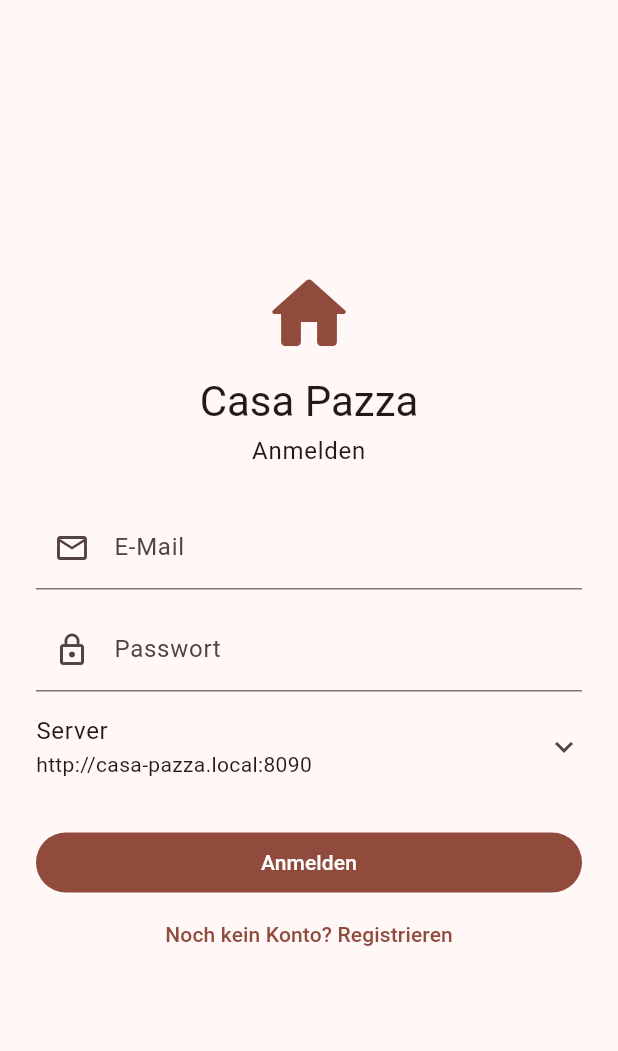
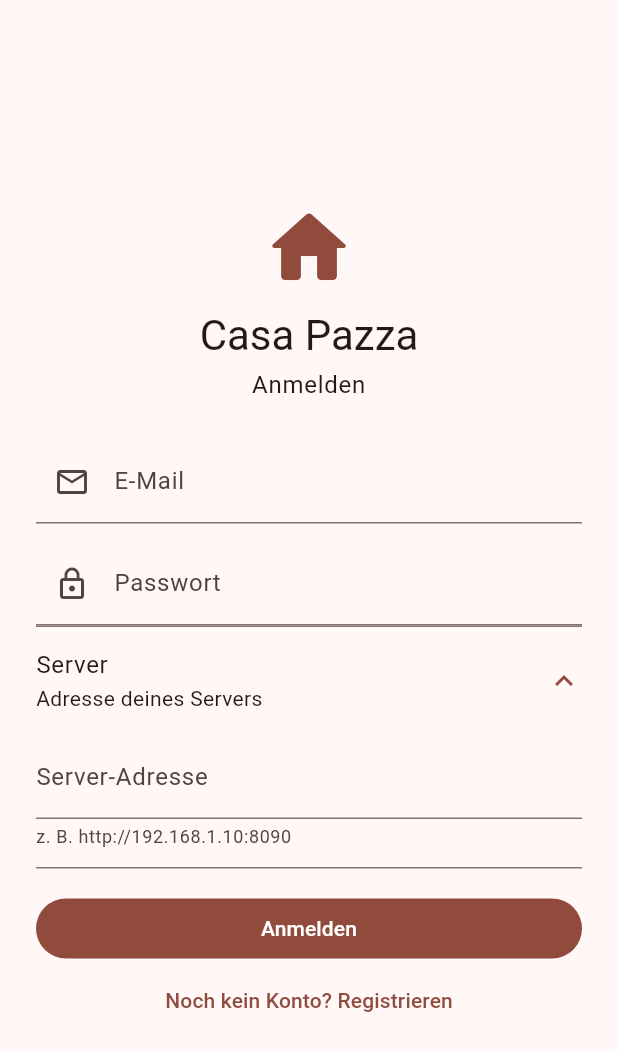
Before and after one commit to elrosch/casa-pazza, a Flutter app: the screen it shows after launch, on a phone screen of 412 x 824 dp. Shown: the top 1051 px of the screen. Run offline on Flutter 3.47's test engine with Material 3 defaults, Android fonts, the phone set to English and light mode, and no system bars; our stand-ins replace connectivity_plus, drift, drift_flutter, firebase_core, firebase_messaging, flutter_riverpod and 3 more; missing offline and left inert: home_widget; accounts and stored records are empty; generated files the repository leaves out were written again.

Commit message:
Prepare repository for public release
- Shorter README focused on features and self-hosting, without
  installation-specific addresses
- No default server address in the app; the login screen asks for it
- google-services.json is no longer tracked; the release workflow takes
  it from the GOOGLE_SERVICES_JSON secret
- Remove the iOS CI job

```diff
--- a/lib/src/data/auth.dart
+++ b/lib/src/data/auth.dart
@@ -8,7 +8,8 @@ import 'package:shared_preferences/shared_preferences.dart';
 import '../features/push/push_service.dart' show unregisterPushDevice;
 import 'db/database.dart';
 
-const defaultServerUrl = 'http://casa-pazza.local:8090';
+/// No default: every household runs its own server, entered at first login.
+const defaultServerUrl = '';
 
 const _serverUrlKey = 'server_url';
 const _authKey = 'pb_auth';
--- a/lib/src/features/auth/login_screen.dart
+++ b/lib/src/features/auth/login_screen.dart
@@ -139,8 +139,13 @@ class _LoginScreenState extends ConsumerState<LoginScreen> {
                       ),
                       ExpansionTile(
                         tilePadding: EdgeInsets.zero,
+                        initiallyExpanded: _server.text.isEmpty,
                         title: const Text('Server'),
-                        subtitle: Text(_server.text),
+                        subtitle: Text(
+                          _server.text.isEmpty
+                              ? 'Adresse deines Servers'
+                              : _server.text,
+                        ),
                         children: [
                           TextFormField(
                             controller: _server,
```
Also changed, not shown: 4 other files.
